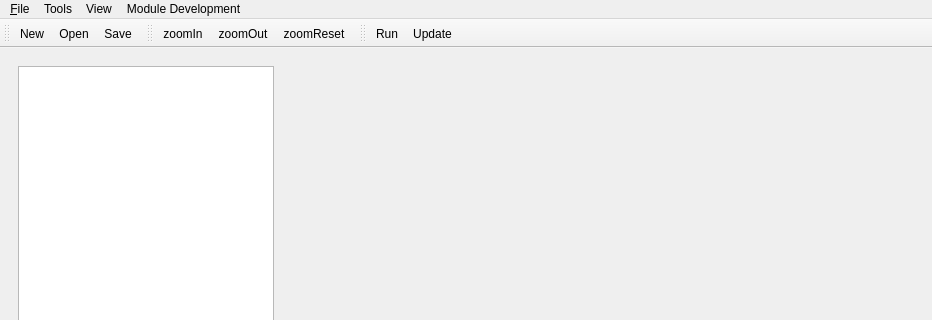
Old version of the form src/libdynamind-gui/dmmainwindow.ui in the repository iut-ibk/DynaMind-ToolBox; both pictures show x 0 to 932 and y 0 to 320 of the 932 by 756 pixel window.
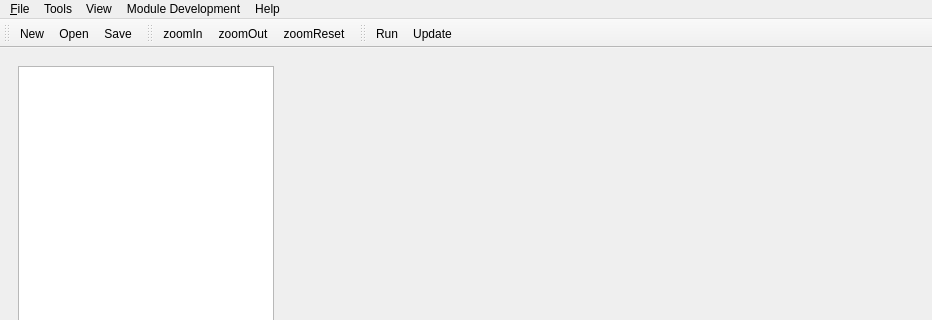
New version of the form. Icons and pictures are not drawn.

Commit message: about dialog

```diff
--- a/src/libdynamind-gui/dmmainwindow.ui
+++ b/src/libdynamind-gui/dmmainwindow.ui
@@ -94,7 +94,7 @@
      <x>0</x>
      <y>0</y>
      <width>932</width>
-     <height>29</height>
+     <height>25</height>
     </rect>
    </property>
    <widget class="QMenu" name="menuSimulation">
@@ -131,10 +131,17 @@
     <addaction name="separator"/>
     <addaction name="actionReload_Modules"/>
    </widget>
+   <widget class="QMenu" name="menuHelp">
+    <property name="title">
+     <string>Help</string>
+    </property>
+    <addaction name="actionAbout"/>
+   </widget>
    <addaction name="menuSimulation"/>
    <addaction name="menuTools"/>
    <addaction name="menuView"/>
    <addaction name="menuModuleDevelopment"/>
+   <addaction name="menuHelp"/>
   </widget>
   <widget class="QStatusBar" name="statusbar"/>
   <widget class="QDockWidget" name="dockWidget_2">
```
Left out of the diff: 10 changed lines with no effect on the pictures. The commit also changes 5 other files.
